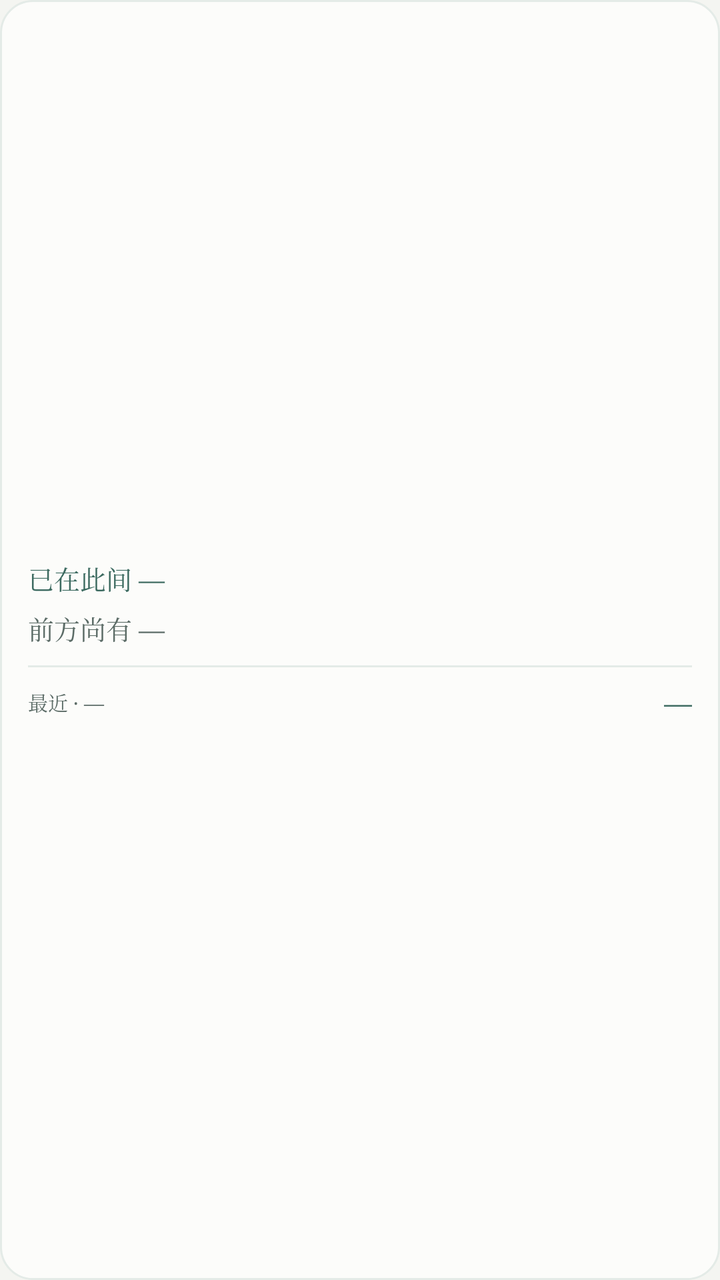
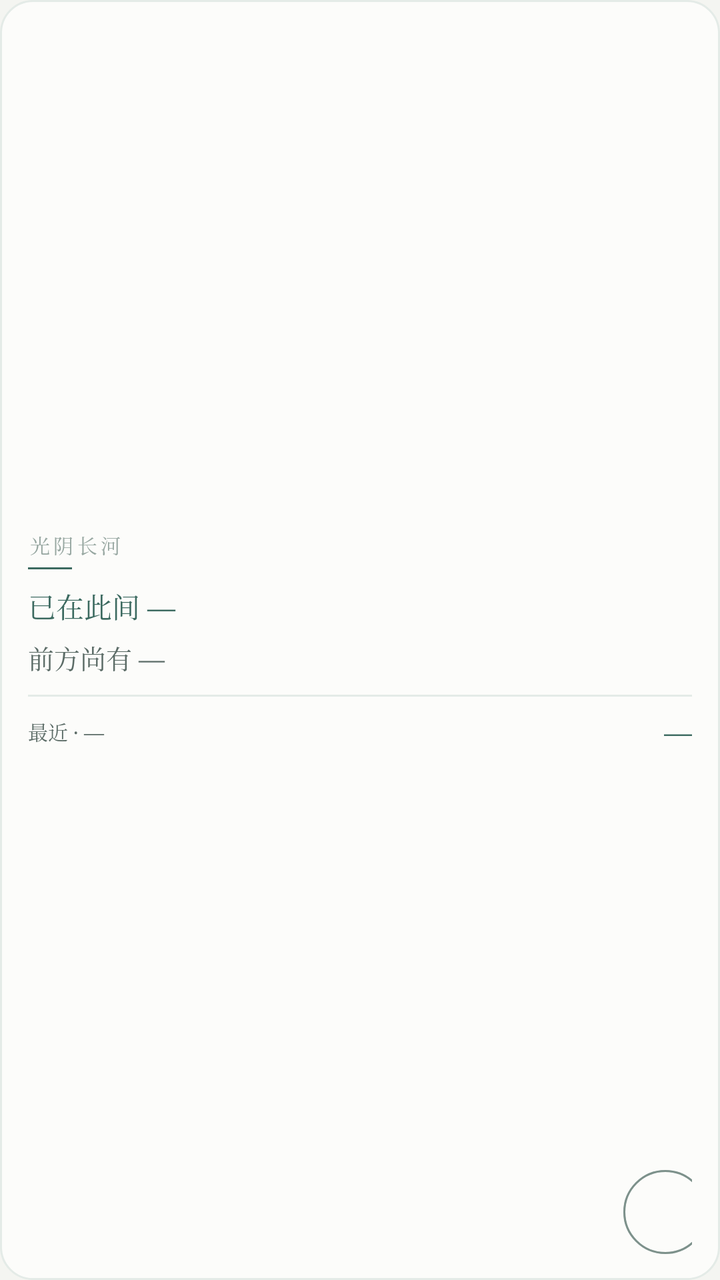

The first picture is an Android layout as it rendered before a commit; the second is the same layout after the commit. The layout source and the unified diff follow.
<!-- AndroidManifest.xml: application theme AppTheme -->
<!-- res/layout/widget_small.xml -->
<?xml version="1.0" encoding="utf-8"?>
<LinearLayout xmlns:android="http://schemas.android.com/apk/res/android"
    android:id="@+id/w_root"
    android:layout_width="match_parent"
    android:layout_height="match_parent"
    android:orientation="vertical"
    android:background="@drawable/widget_bg"
    android:gravity="center_vertical"
    android:paddingLeft="14dp"
    android:paddingRight="14dp"
    android:paddingTop="12dp"
    android:paddingBottom="12dp">

    <TextView
        android:id="@+id/w_lived"
        android:layout_width="match_parent"
        android:layout_height="wrap_content"
        android:text="已在此间 —"
        android:textColor="@color/jade"
        android:textSize="13sp"
        android:maxLines="2"
        android:ellipsize="end"
        android:lineSpacingExtra="2dp"
        android:fontFamily="serif" />

    <TextView
        android:id="@+id/w_ahead"
        android:layout_width="match_parent"
        android:layout_height="wrap_content"
        android:layout_marginTop="6dp"
        android:text="前方尚有 —"
        android:textColor="@color/ink2"
        android:textSize="13sp"
        android:maxLines="2"
        android:ellipsize="end"
        android:lineSpacingExtra="2dp"
        android:fontFamily="serif" />

    <TextView
        android:layout_width="match_parent"
        android:layout_height="1dp"
        android:layout_marginTop="9dp"
        android:layout_marginBottom="8dp"
        android:background="@color/widget_line" />

    <LinearLayout
        android:layout_width="match_parent"
        android:layout_height="wrap_content"
        android:orientation="horizontal"
        android:gravity="center_vertical">

        <TextView
            android:id="@+id/w_mark_name"
            android:layout_width="0dp"
            android:layout_height="wrap_content"
            android:layout_weight="1"
            android:text="最近 · —"
            android:textColor="@color/ink2"
            android:textSize="10sp"
            android:singleLine="true"
            android:ellipsize="end"
            android:fontFamily="serif" />

        <TextView
            android:id="@+id/w_mark_days"
            android:layout_width="wrap_content"
            android:layout_height="wrap_content"
            android:text="—"
            android:textColor="@color/jade"
            android:textSize="14sp"
            android:fontFamily="serif" />
    </LinearLayout>

</LinearLayout>
<!-- resources referenced by this layout -->
<resources>
  <color name="ink2">#5C6C67</color>
  <color name="jade">#3C6A60</color>
  <color name="widget_line">#E4EBE7</color>
  <!-- drawable widget_bg (drawable) -->
  <?xml version="1.0" encoding="utf-8"?>
  <shape xmlns:android="http://schemas.android.com/apk/res/android"
      android:shape="rectangle">
      <solid android:color="@color/widget_bg" />
      <stroke
          android:width="1dp"
          android:color="@color/widget_line" />
      <corners android:radius="16dp" />
      <padding
          android:left="0dp"
          android:top="0dp"
          android:right="0dp"
          android:bottom="0dp" />
  </shape>
  <style name="AppTheme" parent="android:style/Theme.Material.Light.NoActionBar">
          <item name="android:windowBackground">@color/bg</item>
          <item name="android:statusBarColor">@color/bg</item>
          <item name="android:windowLightStatusBar">true</item>
          <item name="android:navigationBarColor">@color/bg</item>
      </style>
  <color name="widget_bg">#FCFCFA</color>
  <color name="bg">#F4F5F1</color>
</resources>

<!-- the commit's change to res/layout/widget_small.xml (unified diff, before → after) -->
@@ -1,74 +1,105 @@
 <?xml version="1.0" encoding="utf-8"?>
-<LinearLayout xmlns:android="http://schemas.android.com/apk/res/android"
+<FrameLayout xmlns:android="http://schemas.android.com/apk/res/android"
     android:id="@+id/w_root"
     android:layout_width="match_parent"
     android:layout_height="match_parent"
-    android:orientation="vertical"
     android:background="@drawable/widget_bg"
-    android:gravity="center_vertical"
     android:paddingLeft="14dp"
     android:paddingRight="14dp"
-    android:paddingTop="12dp"
-    android:paddingBottom="12dp">
+    android:paddingTop="11dp"
+    android:paddingBottom="11dp">
 
-    <TextView
-        android:id="@+id/w_lived"
-        android:layout_width="match_parent"
-        android:layout_height="wrap_content"
-        android:text="已在此间 —"
-        android:textColor="@color/jade"
-        android:textSize="13sp"
-        android:maxLines="2"
-        android:ellipsize="end"
-        android:lineSpacingExtra="2dp"
-        android:fontFamily="serif" />
-
-    <TextView
-        android:id="@+id/w_ahead"
-        android:layout_width="match_parent"
-        android:layout_height="wrap_content"
-        android:layout_marginTop="6dp"
-        android:text="前方尚有 —"
-        android:textColor="@color/ink2"
-        android:textSize="13sp"
-        android:maxLines="2"
-        android:ellipsize="end"
-        android:lineSpacingExtra="2dp"
-        android:fontFamily="serif" />
-
-    <TextView
-        android:layout_width="match_parent"
-        android:layout_height="1dp"
-        android:layout_marginTop="9dp"
-        android:layout_marginBottom="8dp"
-        android:background="@color/widget_line" />
+    <ImageView
+        android:layout_width="42dp"
+        android:layout_height="42dp"
+        android:layout_gravity="bottom|end"
+        android:layout_marginEnd="-8dp"
+        android:layout_marginBottom="2dp"
+        android:alpha="0.5"
+        android:src="@drawable/widget_ripple" />
 
     <LinearLayout
         android:layout_width="match_parent"
-        android:layout_height="wrap_content"
-        android:orientation="horizontal"
+        android:layout_height="match_parent"
+        android:orientation="vertical"
         android:gravity="center_vertical">
 
         <TextView
-            android:id="@+id/w_mark_name"
-            android:layout_width="0dp"
+            android:id="@+id/w_brand"
+            android:layout_width="wrap_content"
             android:layout_height="wrap_content"
-            android:layout_weight="1"
-            android:text="最近 · —"
-            android:textColor="@color/ink2"
+            android:text="光阴长河"
+            android:textColor="@color/ink3"
             android:textSize="10sp"
-            android:singleLine="true"
+            android:letterSpacing="0.18"
+            android:fontFamily="serif" />
+
+        <View
+            android:layout_width="22dp"
+            android:layout_height="1dp"
+            android:layout_marginTop="4dp"
+            android:layout_marginBottom="8dp"
+            android:background="@color/jade" />
+
+        <TextView
+            android:id="@+id/w_lived"
+            android:layout_width="match_parent"
+            android:layout_height="wrap_content"
+            android:text="已在此间 —"
+            android:textColor="@color/jade"
+            android:textSize="14sp"
+            android:maxLines="2"
             android:ellipsize="end"
+            android:lineSpacingExtra="2dp"
             android:fontFamily="serif" />
 
         <TextView
-            android:id="@+id/w_mark_days"
-            android:layout_width="wrap_content"
+            android:id="@+id/w_ahead"
+            android:layout_width="match_parent"
             android:layout_height="wrap_content"
-            android:text="—"
-            android:textColor="@color/jade"
-            android:textSize="14sp"
+            android:layout_marginTop="6dp"
+            android:text="前方尚有 —"
+            android:textColor="@color/ink2"
+            android:textSize="13sp"
+            android:maxLines="2"
+            android:ellipsize="end"
+            android:lineSpacingExtra="2dp"
             android:fontFamily="serif" />
+
+        <TextView
+            android:layout_width="match_parent"
+            android:layout_height="1dp"
+            android:layout_marginTop="9dp"
+            android:layout_marginBottom="8dp"
+            android:background="@color/widget_line" />
+
+        <LinearLayout
+            android:layout_width="match_parent"
+            android:layout_height="wrap_content"
+            android:orientation="horizontal"
+            android:gravity="center_vertical">
+
+            <TextView
+                android:id="@+id/w_mark_name"
+                android:layout_width="0dp"
+                android:layout_height="wrap_content"
+                android:layout_weight="1"
+                android:text="最近 · —"
+                android:textColor="@color/ink2"
+                android:textSize="10sp"
+                android:singleLine="true"
+                android:ellipsize="end"
+                android:fontFamily="serif" />
+
+            <TextView
+                android:id="@+id/w_mark_days"
+                android:layout_width="wrap_content"
+                android:layout_height="wrap_content"
+                android:text="—"
+                android:textColor="@color/jade"
+                android:textSize="14sp"
+                android:fontFamily="serif" />
+        </LinearLayout>
     </LinearLayout>
 
-</LinearLayout>
+</FrameLayout>
<!-- resource entries referenced after the edit -->
@@ -1,6 +1,7 @@
 <!-- resources referenced by this layout -->
 <resources>
   <color name="ink2">#5C6C67</color>
+  <color name="ink3">#97A7A1</color>
   <color name="jade">#3C6A60</color>
   <color name="widget_line">#E4EBE7</color>
   <!-- drawable widget_bg (drawable) -->
@@ -18,6 +19,22 @@
           android:right="0dp"
           android:bottom="0dp" />
   </shape>
+  <!-- drawable widget_ripple (drawable) -->
+  <?xml version="1.0" encoding="utf-8"?>
+  <layer-list xmlns:android="http://schemas.android.com/apk/res/android">
+      <item>
+          <shape android:shape="oval">
+              <solid android:color="@android:color/transparent" />
+              <stroke android:width="1dp" android:color="@color/jade" />
+          </shape>
+      </item>
+      <item android:inset="5dp">
+          <shape android:shape="oval">
+              <solid android:color="@android:color/transparent" />
+              <stroke android:width="1dp" android:color="@color/ink2" />
+          </shape>
+      </item>
+  </layer-list>
   <style name="AppTheme" parent="android:style/Theme.Material.Light.NoActionBar">
           <item name="android:windowBackground">@color/bg</item>
           <item name="android:statusBarColor">@color/bg</item>
